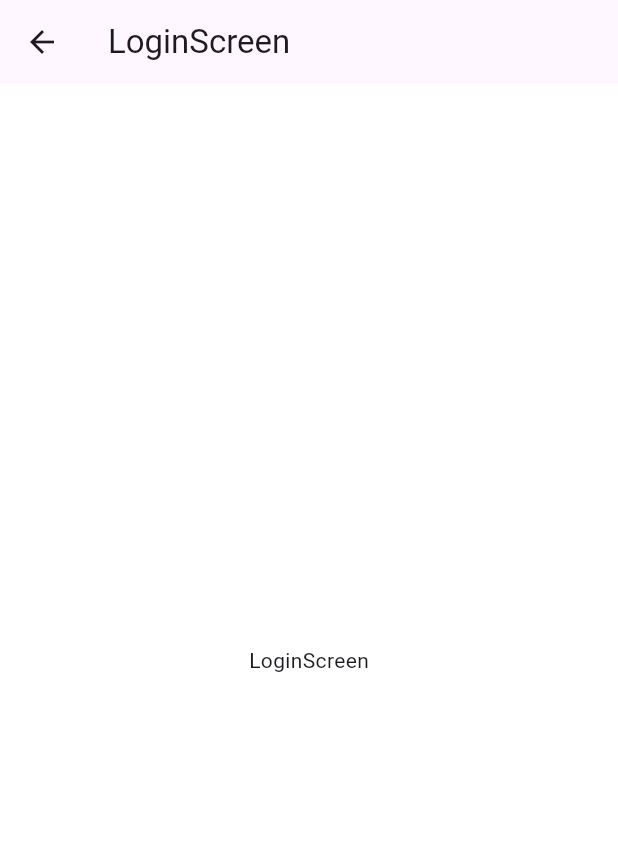
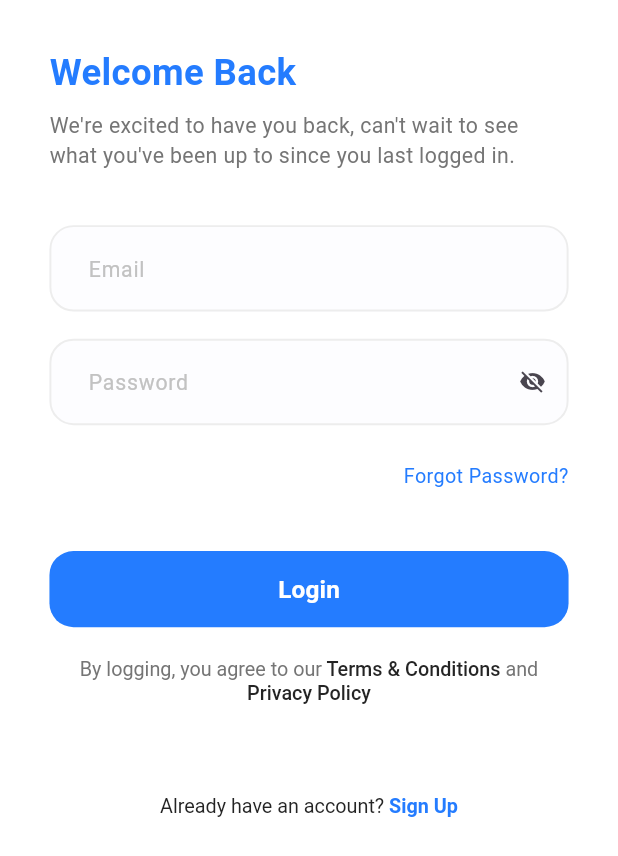
Before and after one commit to Qadomy/complete_flutter_project, a Flutter app: the LoginScreen screen opened by its route, on a phone screen of 412 x 824 dp. Shown: the top 856 px of the screen. Run offline on Flutter 3.47's test engine with Material 3 defaults, Android fonts, the phone set to English and light mode, and no system bars; our stand-ins replace flutter_screenutil, flutter_svg.

Commit message:
Login Screen

```diff
--- a/flutter_native_splash.yaml
+++ b/flutter_native_splash.yaml
@@ -4,3 +4,5 @@
   image: assets/images/splash.png
 
   android_12:
+    image: assets/images/splash_android12_logo.png
+    color: "#ffffff"
--- /dev/null
+++ b/lib/core/helpers/spacing.dart
@@ -0,0 +1,6 @@
+import 'package:flutter/cupertino.dart';
+import 'package:flutter_screenutil/flutter_screenutil.dart';
+
+SizedBox verticalSpace(double height) => SizedBox(height: height.h);
+
+SizedBox horizontalSpace(double width) => SizedBox(width: width.w);
--- a/lib/core/routing/app_router.dart
+++ b/lib/core/routing/app_router.dart
@@ -1,5 +1,4 @@
 import 'package:complete_flutter_project/core/routing/routes.dart';
-import 'package:complete_flutter_project/external_designs/travel_app_ui.dart';
 import 'package:flutter/material.dart';
 
 import '../../features/login/login_screen.dart';
@@ -12,8 +11,6 @@
         return MaterialPageRoute(builder: (_) => const OnBoardingScreen());
       case Routes.loginScreen:
         return MaterialPageRoute(builder: (_) => const LoginScreen());
-      case Routes.designUI:
-        return MaterialPageRoute(builder: (_) => const TravelAppUI());
       default:
         return MaterialPageRoute(
           builder: (_) => Scaffold(
--- a/lib/core/routing/routes.dart
+++ b/lib/core/routing/routes.dart
@@ -2,5 +2,4 @@
 class Routes {
   static const String onBoardingScreen = '/on_boarding';
   static const String loginScreen = '/login_screen';
-  static const String designUI = '/design_ui';
 }
--- a/lib/core/theming/colors.dart
+++ b/lib/core/theming/colors.dart
@@ -1,6 +1,10 @@
-import 'dart:ui';
+import 'package:flutter/material.dart';
 
 class ColorsManager {
   static const Color mainBlue = Color(0xFF247CFF);
+  static const Color darkBlue = Color(0xFF242424);
   static const Color gray = Color(0xFF757575);
+  static const Color lightGray = Color(0xFFC2C2C2);
+  static const Color lighterGray = Color(0xFFEDEDED);
+  static const Color moreLightGray = Color(0xFFFDFDFF);
 }
--- /dev/null
+++ b/lib/core/theming/font_weight_helper.dart
@@ -0,0 +1,12 @@
+import 'dart:ui';
+
+class FontWeightHelper {
+  static const FontWeight thin = FontWeight.w100;
+  static const FontWeight extraLight = FontWeight.w200;
+  static const FontWeight light = FontWeight.w300;
+  static const FontWeight regular = FontWeight.w400;
+  static const FontWeight medium = FontWeight.w500;
+  static const FontWeight semiBold = FontWeight.w600;
+  static const FontWeight bold = FontWeight.w700;
+  static const FontWeight extraBold = FontWeight.w800;
+}
--- a/lib/core/theming/styles.dart
+++ b/lib/core/theming/styles.dart
@@ -1,30 +1,79 @@
 import 'package:complete_flutter_project/core/theming/colors.dart';
+import 'package:complete_flutter_project/core/theming/font_weight_helper.dart';
 import 'package:flutter/material.dart';
 import 'package:flutter_screenutil/flutter_screenutil.dart';
 
 /// This class contains all the text styles used in the app.
 class TextStyles {
-  static TextStyle font24Black700Weight = TextStyle(
+  static TextStyle font24BlackBold = TextStyle(
     fontSize: 24.sp,
-    fontWeight: FontWeight.w700,
+    fontWeight: FontWeightHelper.bold,
     color: Colors.black,
+  );
+
+  static TextStyle font24BlueBold = TextStyle(
+    fontSize: 24.sp,
+    fontWeight: FontWeightHelper.bold,
+    color: ColorsManager.mainBlue,
   );
 
   static TextStyle font32BlueBold = TextStyle(
     fontSize: 32.sp,
-    fontWeight: FontWeight.bold,
+    fontWeight: FontWeightHelper.bold,
     color: ColorsManager.mainBlue,
   );
 
   static TextStyle font13GrayRegular = TextStyle(
     fontSize: 13.sp,
-    fontWeight: FontWeight.normal,
+    fontWeight: FontWeightHelper.regular,
     color: ColorsManager.gray,
+  );
+
+  static TextStyle font14LightGrayRegular = TextStyle(
+    fontSize: 14.sp,
+    fontWeight: FontWeightHelper.regular,
+    color: ColorsManager.lightGray,
+  );
+
+  static TextStyle font14GreyRegular = TextStyle(
+    fontSize: 14.sp,
+    fontWeight: FontWeightHelper.regular,
+    color: ColorsManager.gray,
+  );
+
+  static TextStyle font14DarkBlueMedium = TextStyle(
+    fontSize: 14.sp,
+    fontWeight: FontWeightHelper.medium,
+    color: ColorsManager.darkBlue,
+  );
+
+  static TextStyle font13BlueRegular = TextStyle(
+    fontSize: 13.sp,
+    fontWeight: FontWeightHelper.regular,
+    color: ColorsManager.mainBlue,
+  );
+
+  static TextStyle font13DarkBlueRegular = TextStyle(
+    fontSize: 13.sp,
+    fontWeight: FontWeightHelper.regular,
+    color: ColorsManager.darkBlue,
+  );
+
+  static TextStyle font13BlueSemiBold = TextStyle(
+    fontSize: 13.sp,
+    fontWeight: FontWeightHelper.semiBold,
+    color: ColorsManager.mainBlue,
+  );
+
+  static TextStyle font13DarkBlueMedium = TextStyle(
+    fontSize: 13.sp,
+    fontWeight: FontWeightHelper.medium,
+    color: ColorsManager.darkBlue,
   );
 
   static TextStyle font16WhiteSemiBold = TextStyle(
     fontSize: 16.sp,
-    fontWeight: FontWeight.w500,
+    fontWeight: FontWeightHelper.semiBold,
     color: Colors.white,
   );
 }
--- /dev/null
+++ b/lib/core/widgets/app_text_button.dart
@@ -0,0 +1,58 @@
+import 'package:flutter/material.dart';
+import 'package:flutter_screenutil/flutter_screenutil.dart';
+
+import '../theming/colors.dart';
+
+class AppTextButton extends StatelessWidget {
+  final double? borderRadius;
+  final Color? backgroundColor;
+  final double? horizontalPadding;
+  final double? verticalPadding;
+  final double? buttonWidth;
+  final double? buttonHeight;
+  final String buttonText;
+  final TextStyle textStyle;
+  final VoidCallback onPressed;
+  const AppTextButton({
+    super.key,
+    this.borderRadius,
+    this.backgroundColor,
+    this.horizontalPadding,
+    this.verticalPadding,
+    this.buttonHeight,
+    this.buttonWidth,
+    required this.buttonText,
+    required this.textStyle,
+    required this.onPressed,
+  });
+
+  @override
+  Widget build(BuildContext context) {
+    return TextButton(
+      style: ButtonStyle(
+        shape: MaterialStateProperty.all<RoundedRectangleBorder>(
+          RoundedRectangleBorder(
+            borderRadius: BorderRadius.circular(borderRadius ?? 16.0),
+          ),
+        ),
+        backgroundColor: MaterialStatePropertyAll(
+          backgroundColor ?? ColorsManager.mainBlue,
+        ),
+        padding: MaterialStateProperty.all<EdgeInsets>(
+          EdgeInsets.symmetric(
+            horizontal: horizontalPadding?.w ?? 12.w,
+            vertical: verticalPadding?.h ?? 14.h,
+          ),
+        ),
+        fixedSize: MaterialStateProperty.all(
+          Size(buttonWidth?.w ?? double.maxFinite, buttonHeight ?? 50.h),
+        ),
+      ),
+      onPressed: onPressed,
+      child: Text(
+        buttonText,
+        style: textStyle,
+      ),
+    );
+  }
+}
--- /dev/null
+++ b/lib/core/widgets/app_text_form_field.dart
@@ -0,0 +1,64 @@
+import 'package:flutter/material.dart';
+import 'package:flutter_screenutil/flutter_screenutil.dart';
+
+import '../theming/colors.dart';
+import '../theming/styles.dart';
+
+class AppTextFormField extends StatelessWidget {
+  final EdgeInsetsGeometry? contentPadding;
+  final InputBorder? focusedBorder;
+  final InputBorder? enabledBorder;
+  final TextStyle? inputTextStyle;
+  final TextStyle? hintStyle;
+  final String hintText;
+  final bool? isObscureText;
+  final Widget? suffixIcon;
+  final Color? backgroundColor;
+
+  const AppTextFormField({
+    super.key,
+    this.contentPadding,
+    this.focusedBorder,
+    this.enabledBorder,
+    this.inputTextStyle,
+    this.hintStyle,
+    required this.hintText,
+    this.isObscureText,
+    this.suffixIcon,
+    this.backgroundColor,
+  });
+
+  @override
+  Widget build(BuildContext context) {
+    return TextFormField(
+      decoration: InputDecoration(
+        isDense: true,
+        contentPadding: contentPadding ??
+            EdgeInsets.symmetric(horizontal: 20.w, vertical: 18.h),
+        focusedBorder: focusedBorder ??
+            OutlineInputBorder(
+              borderSide: const BorderSide(
+                color: ColorsManager.mainBlue,
+                width: 1.3,
+              ),
+              borderRadius: BorderRadius.circular(16.0),
+            ),
+        enabledBorder: enabledBorder ??
+            OutlineInputBorder(
+              borderSide: const BorderSide(
+                color: ColorsManager.lighterGray,
+                width: 1.3,
+              ),
+              borderRadius: BorderRadius.circular(16.0),
+            ),
+        hintStyle: hintStyle ?? TextStyles.font14LightGrayRegular,
+        hintText: hintText,
+        suffixIcon: suffixIcon,
+        fillColor: backgroundColor ?? ColorsManager.moreLightGray,
+        filled: true,
+      ),
+      obscureText: isObscureText ?? false,
+      style: TextStyles.font14DarkBlueMedium,
+    );
+  }
+}
--- a/lib/doc_app.dart
+++ b/lib/doc_app.dart
@@ -22,7 +22,7 @@
           scaffoldBackgroundColor: Colors.white
         ),
         debugShowCheckedModeBanner: false,
-        initialRoute: Routes.designUI,
+        initialRoute: Routes.onBoardingScreen,
         onGenerateRoute: appRouter.onGenerateRoute,
       ),
     );
--- a/lib/external_designs/travel_app_ui.dart
+++ /dev/null
@@ -1,48 +0,0 @@
-import 'package:flutter/material.dart';
-
-class TravelAppUI extends StatelessWidget {
-  const TravelAppUI({super.key});
-
-  @override
-  Widget build(BuildContext context) {
-    return Scaffold(
-        appBar: AppBar(
-          title: const Text(
-            'Travel App UI',
-            style: TextStyle(
-              fontSize: 28,
-              fontWeight: FontWeight.bold,
-              color: Colors.white,
-            ),
-          ),
-          centerTitle: true,
-          backgroundColor: Colors.blue[800],
-          elevation: 0,
-          shape: RoundedRectangleBorder(
-            borderRadius: BorderRadius.circular(16),
-            side: const BorderSide(
-              color: Colors.blue,
-              width: 2,
-            ),
-          ),
-          leading: IconButton(
-            icon: const Icon(Icons.menu),
-            color: Colors.white,
-            onPressed: () {},
-          ),
-          actions: [
-            IconButton(
-              icon: const Icon(Icons.search),
-              color: Colors.white,
-              onPressed: () {},
-            ),
-            IconButton(
-              icon: const Icon(Icons.shopping_cart),
-              color: Colors.white,
-              onPressed: () {},
-            ),
-          ],
-        ),
-        body: const Center(child: Text('Travel App UI')));
-  }
-}
--- a/lib/features/login/login_screen.dart
+++ b/lib/features/login/login_screen.dart
@@ -1,16 +1,93 @@
+import 'package:complete_flutter_project/features/login/widgets/already_have_account_text.dart';
+import 'package:complete_flutter_project/features/login/widgets/terms_and_conditions_text.dart';
 import 'package:flutter/material.dart';
+import 'package:flutter_screenutil/flutter_screenutil.dart';
 
-class LoginScreen extends StatelessWidget {
+import '../../core/helpers/spacing.dart';
+import '../../core/theming/styles.dart';
+import '../../core/widgets/app_text_button.dart';
+import '../../core/widgets/app_text_form_field.dart';
+
+class LoginScreen extends StatefulWidget {
   const LoginScreen({super.key});
 
   @override
+  State<LoginScreen> createState() => _LoginScreenState();
+}
+
+class _LoginScreenState extends State<LoginScreen> {
+  final formKey = GlobalKey<FormState>();
+
+  bool isObscureText = true;
+
+  @override
   Widget build(BuildContext context) {
-    return  Scaffold(
-      appBar: AppBar(
-        title: const Text('LoginScreen'),
+    return Scaffold(
+      body: SafeArea(
+        child: Padding(
+          padding: EdgeInsets.symmetric(horizontal: 30.w, vertical: 30.h),
+          child: SingleChildScrollView(
+            child: Column(
+              crossAxisAlignment: CrossAxisAlignment.start,
+              children: [
+                Text(
+                  'Welcome Back',
+                  style: TextStyles.font24BlueBold,
+                ),
+                verticalSpace(8),
+                Text(
+                  'We\'re excited to have you back, can\'t wait to see what you\'ve been up to since you last logged in.',
+                  style: TextStyles.font14GreyRegular,
+                ),
+                verticalSpace(36),
+                Form(
+                  key: formKey,
+                  child: Column(
+                    children: [
+                      const AppTextFormField(hintText: 'Email'),
+                      verticalSpace(18),
+                      AppTextFormField(
+                        hintText: 'Password',
+                        isObscureText: isObscureText,
+                        suffixIcon: GestureDetector(
+                          onTap: () {
+                            setState(() {
+                              isObscureText = !isObscureText;
+                            });
+                          },
+                          child: Icon(
+                            isObscureText
+                                ? Icons.visibility_off
+                                : Icons.visibility,
+                          ),
+                        ),
+                      ),
+                      verticalSpace(24),
+                      Align(
+                        alignment: AlignmentDirectional.centerEnd,
+                        child: Text(
+                          'Forgot Password?',
+                          style: TextStyles.font13BlueRegular,
+                        ),
+                      ),
+                      verticalSpace(40),
+                      AppTextButton(
+                        buttonText: "Login",
+                        textStyle: TextStyles.font16WhiteSemiBold,
+                        onPressed: () {},
+                      ),
+                      verticalSpace(16),
+                      const TermsAndConditionsText(),
+                      verticalSpace(60),
+                      const AlreadyHaveAccountText(),
+                    ],
+                  ),
+                ),
+              ],
+            ),
+          ),
+        ),
       ),
-      body: const Center(
-        child: Text('LoginScreen'),
-      ),);
+    );
   }
 }
--- /dev/null
+++ b/lib/features/login/widgets/already_have_account_text.dart
@@ -0,0 +1,26 @@
+import 'package:flutter/material.dart';
+
+import '../../../../core/theming/styles.dart';
+
+class AlreadyHaveAccountText extends StatelessWidget {
+  const AlreadyHaveAccountText({super.key});
+
+  @override
+  Widget build(BuildContext context) {
+    return RichText(
+      textAlign: TextAlign.center,
+      text: TextSpan(
+        children: [
+          TextSpan(
+            text: 'Already have an account?',
+            style: TextStyles.font13DarkBlueRegular,
+          ),
+          TextSpan(
+            text: ' Sign Up',
+            style: TextStyles.font13BlueSemiBold,
+          ),
+        ],
+      ),
+    );
+  }
+}
--- /dev/null
+++ b/lib/features/login/widgets/terms_and_conditions_text.dart
@@ -0,0 +1,34 @@
+import 'package:flutter/material.dart';
+
+import '../../../../core/theming/styles.dart';
+
+class TermsAndConditionsText extends StatelessWidget {
+  const TermsAndConditionsText({super.key});
+
+  @override
+  Widget build(BuildContext context) {
+    return RichText(
+      textAlign: TextAlign.center,
+      text: TextSpan(
+        children: [
+          TextSpan(
+            text: 'By logging, you agree to our',
+            style: TextStyles.font13GrayRegular,
+          ),
+          TextSpan(
+            text: ' Terms & Conditions',
+            style: TextStyles.font13DarkBlueMedium,
+          ),
+          TextSpan(
+            text: ' and',
+            style: TextStyles.font13GrayRegular.copyWith(height: 1.5),
+          ),
+          TextSpan(
+            text: ' Privacy Policy',
+            style: TextStyles.font13DarkBlueMedium,
+          ),
+        ],
+      ),
+    );
+  }
+}
--- a/lib/features/onboarding/widgets/doc_logo_and_name.dart
+++ b/lib/features/onboarding/widgets/doc_logo_and_name.dart
@@ -16,7 +16,7 @@
         SizedBox(width: 10.w),
         Text(
           'DocDoc',
-          style: TextStyles.font24Black700Weight,
+          style: TextStyles.font24BlackBold,
         ),
       ],
     );
```
Also changed, not shown: assets/images/splash_android12_logo.png (added), 13 other files.
